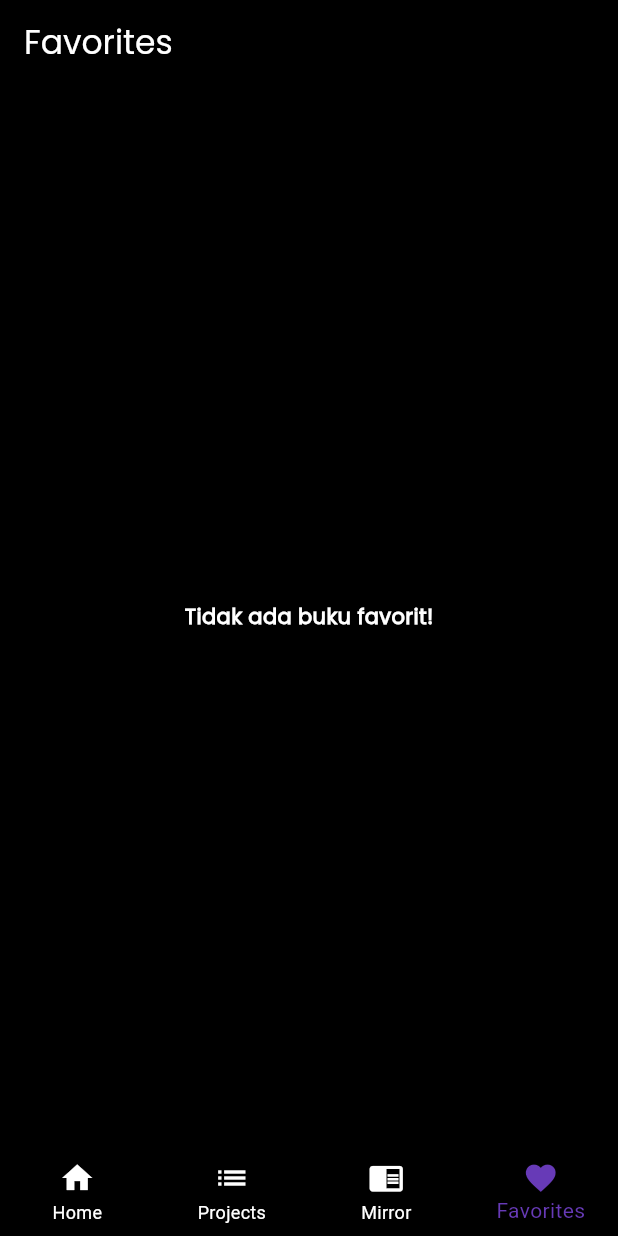
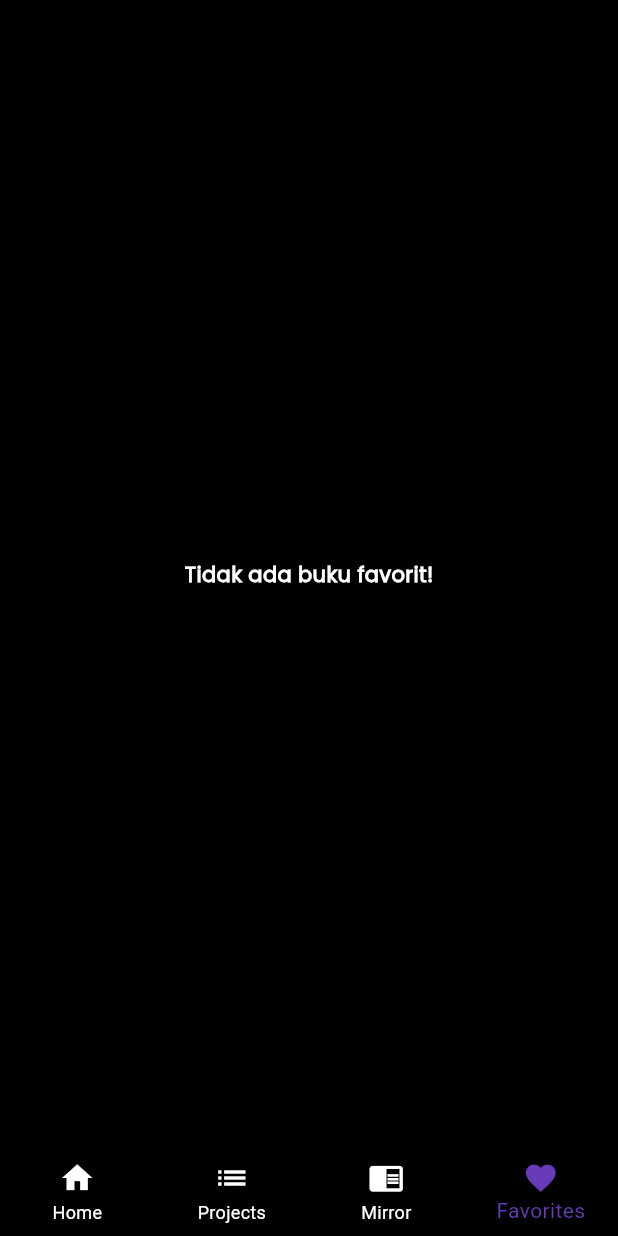
Before and after one commit to adnfutuh/komik_app, a Flutter app: the screen it shows after launch, item 4 of the bottom bar chosen, on a phone screen of 412 x 824 dp. Run offline on Flutter 3.47's test engine with Material 3 defaults, Android fonts, the phone set to English and light mode, and no system bars; statements that could not run were skipped.

Commit message:
update favorite_page

```diff
--- a/lib/pages/favorite_page.dart
+++ b/lib/pages/favorite_page.dart
@@ -23,13 +23,6 @@ class FavoritePage extends StatelessWidget {
     List<BookModel> favoriteBooks = bookProvider.favoriteBooks;
 
     return Scaffold(
-      appBar: AppBar(
-        title: Text(
-          'Favorites',
-          style: defaultTxt.copyWith(color: Colors.white),
-        ),
-        backgroundColor: Colors.black,
-      ),
       body: favoriteBooks.isEmpty
           ? Center(
               child: Text(
@@ -41,18 +34,61 @@ class FavoritePage extends StatelessWidget {
                 ),
               ),
             )
-          : Padding(
-              padding: const EdgeInsets.all(8.0),
+          : SafeArea(
+              child: Column(
+                children: [
+                  Container(
+                    padding: const EdgeInsets.only(left: 15, top: 15),
+                    height: util.isPhone ? 160 : 120,
+                    child: Column(
+                      crossAxisAlignment: CrossAxisAlignment.start,
+                      children: [
+                        Center(
+                          child: Text(
+                            'Komik Adnan Size: ${MediaQuery.of(context).size.width}',
+                            style: defaultTxt.copyWith(
+                              color: Colors.white,
+                              fontWeight: FontWeight.bold,
+                              fontSize: 18,
+                            ),
+                          ),
+                        ),
+                        const SizedBox(height: 20),
+                        Row(
+                          children: [
+                            Container(
+                              decoration: const BoxDecoration(
+                                shape: BoxShape.rectangle,
+                                color: Colors.black87,
+                              ),
+                              child: const Icon(
+                                Icons.favorite,
+                                color: Colors.white,
+                              ),
+                            ),
+                            const SizedBox(width: 20),
+                            Text(
+                              'Favorites',
+                              style: defaultTxt.copyWith(
+                                color: Colors.white,
+                                fontWeight: FontWeight.bold,
+                                fontSize: 18,
+                              ),
+                            ),
+                          ],
+                        ),
+                      ],
+                    ),
+                  ),
+                  Expanded(
+                    child: SizedBox(
+                      width: util.width * 0.8,
                       child: GridView.builder(
                         gridDelegate: SliverGridDelegateWithFixedCrossAxisCount(
-                  crossAxisCount: util.isPhone
-                      ? 2
-                      : util.isTablet
-                          ? 3
-                          : 6,
+                          crossAxisCount: _getCrossAxisCount(util),
                           mainAxisSpacing: 5,
                           crossAxisSpacing: 5,
-                  childAspectRatio: 0.5,
+                          mainAxisExtent: 300,
                         ),
                         itemCount: favoriteBooks.length,
                         itemBuilder: (context, index) {
@@ -65,6 +101,26 @@ class FavoritePage extends StatelessWidget {
                         },
                       ),
                     ),
+                  ),
+                ],
+              ),
+            ),
     );
   }
+
+  int _getCrossAxisCount(Util util) {
+    final width = util.width;
+
+    if (util.isTablet && width > 401 && width <= 706) {
+      return 3;
+    } else if (util.isTablet && width > 706) {
+      return 4;
+    } else if (util.isPc && width > 851 && width <= 1100) {
+      return 5;
+    } else if (util.isPc && width > 1101) {
+      return 6;
+    } else {
+      return 2;
     }
+  }
+}
```
Lines whose indentation alone changed are shown as unchanged.
